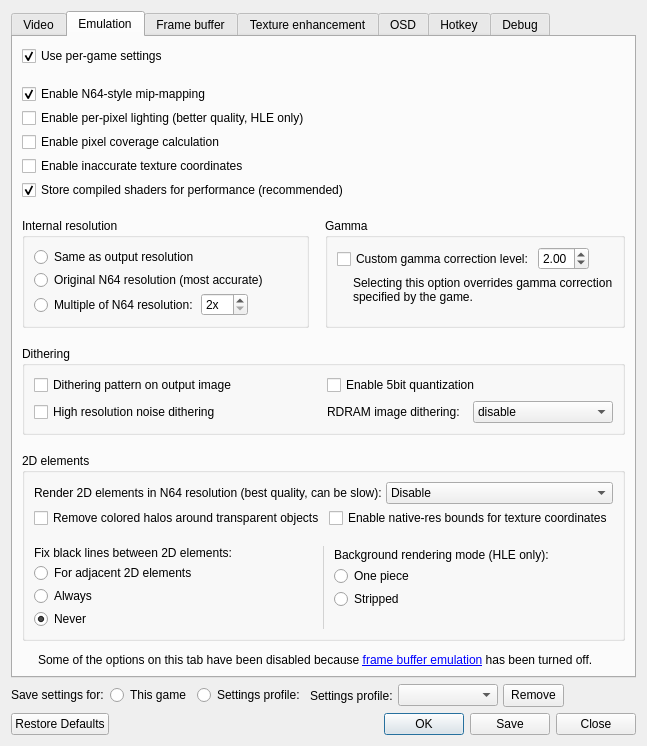
Old version of the form src/GLideNUI/configDialog.ui in the repository gonetz/GLideN64.
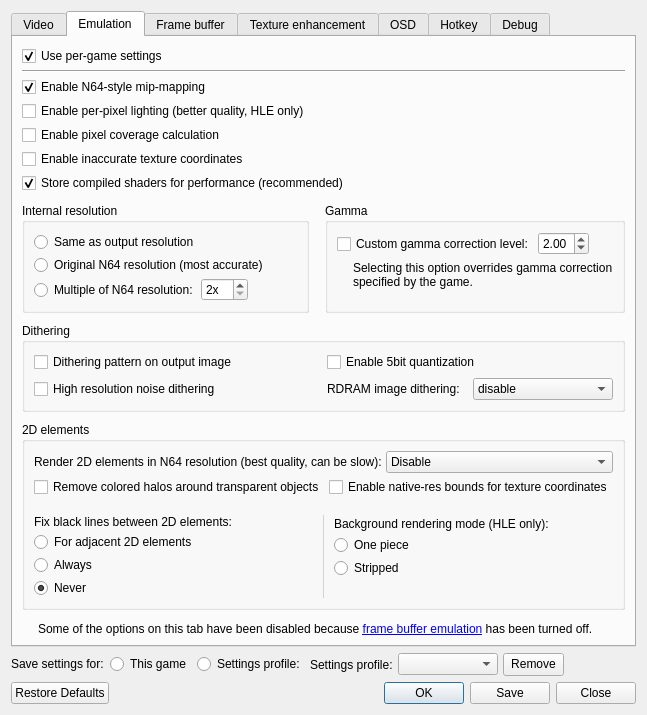
New version of the form. The open tabs and pages were chosen to show the change. Icons and pictures are not drawn.

Commit message:
Make Settings UI Window More Compact
Fixing the bug in the "Emulation" tab in the Settings UI has the side effect of increasing the minimum size of the Settings UI window by 48 pixels. It's been brought to my attention that this might make it more difficult and cumbersome to use the UI on a lower-resolution display.

By making some minor changes to the layout of the "Emulation" tab, I was able to reduce the minimum height of the window by 40 pixels. This means that the minimum height for the Settings UI window is now only eight pixels larger than it was before the bugfix was applied.

```diff
--- a/src/GLideNUI/configDialog.ui
+++ b/src/GLideNUI/configDialog.ui
@@ -1030,8 +1030,23 @@
        </property>
        <item>
         <layout class="QVBoxLayout" name="verticalLayout_30">
+         <item>
+          <widget class="QFrame" name="emulationOptionsFrame">
+           <layout class="QVBoxLayout" name="verticalLayout_47">
          <property name="spacing">
-          <number>18</number>
+             <number>4</number>
+            </property>
+            <property name="leftMargin">
+             <number>0</number>
+            </property>
+            <property name="topMargin">
+             <number>0</number>
+            </property>
+            <property name="rightMargin">
+             <number>0</number>
+            </property>
+            <property name="bottomMargin">
+             <number>0</number>
          </property>
          <item>
           <widget class="QCheckBox" name="customSettingsCheckBox">
@@ -1053,23 +1068,12 @@
           </widget>
          </item>
          <item>
-          <widget class="QFrame" name="emulationOptionsFrame">
-           <layout class="QVBoxLayout" name="verticalLayout_47">
-            <property name="spacing">
-             <number>4</number>
-            </property>
-            <property name="leftMargin">
-             <number>0</number>
-            </property>
-            <property name="topMargin">
-             <number>0</number>
-            </property>
-            <property name="rightMargin">
-             <number>0</number>
-            </property>
-            <property name="bottomMargin">
-             <number>0</number>
-            </property>
+             <widget class="Line" name="line_3">
+              <property name="orientation">
+               <enum>Qt::Horizontal</enum>
+              </property>
+             </widget>
+            </item>
             <item>
              <widget class="QCheckBox" name="emulateLodCheckBox">
               <property name="sizePolicy">
```
Lines whose indentation alone changed are shown as unchanged.
